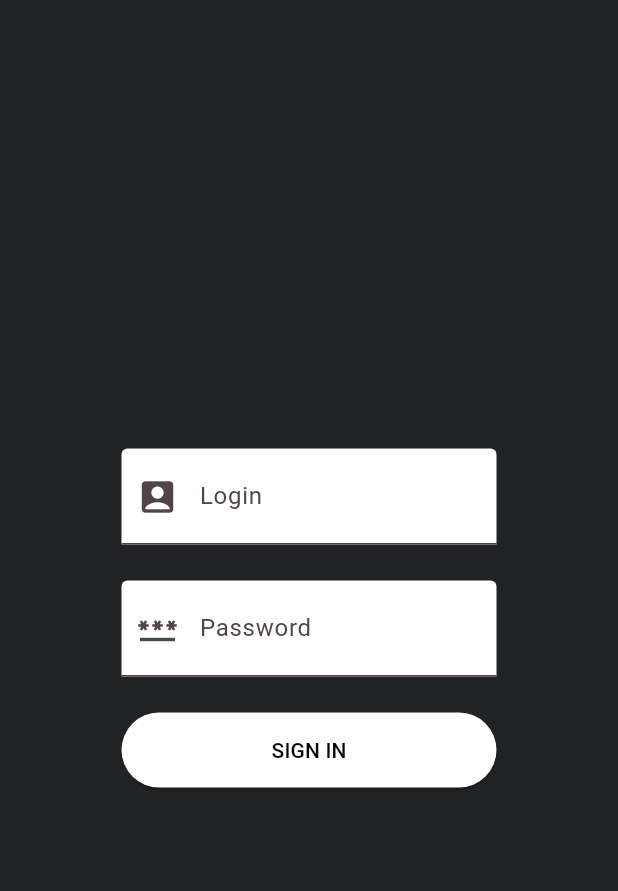
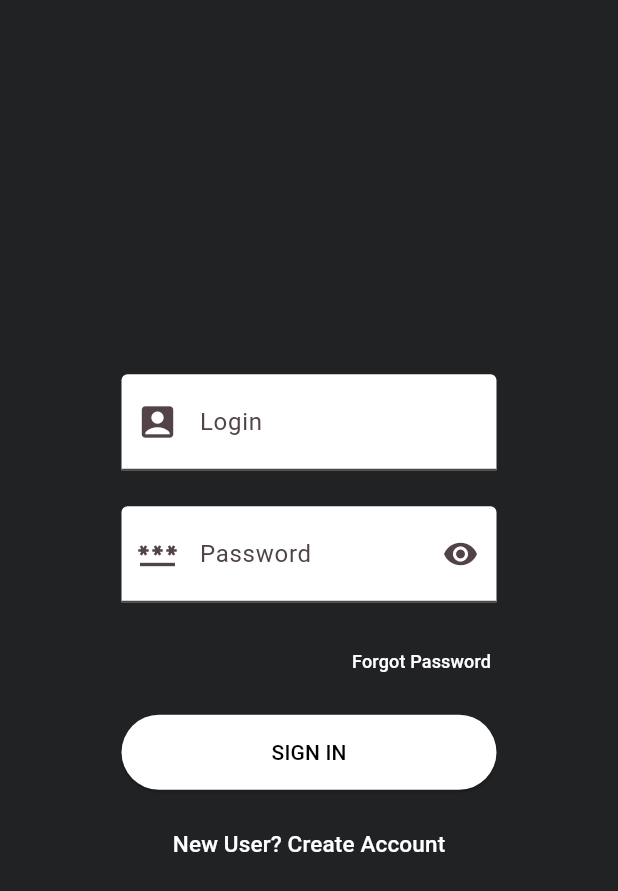
Before and after one commit to Kaban77/login_form, a Flutter app: the screen it shows after launch, on a phone screen of 412 x 824 dp. Shown: the top 891 px of the screen. Run offline on Flutter 3.47's test engine with Material 3 defaults, Android fonts, the phone set to English and light mode, and no system bars; our stand-ins replace adaptive_theme; generated files the repository leaves out were written again.

Commit message:
additional buttons

```diff
--- a/lib/l10n/intl_en.arb
+++ b/lib/l10n/intl_en.arb
@@ -5,5 +5,7 @@
     "success":"Success",
     "fillLogin":"Please enter your login",
     "fillPassword":"Please enter your password",
-    "invalidPassword":"Incorrect login or password"
+    "invalidPassword":"Incorrect login or password",
+    "forgotPassword":"Forgot Password",
+    "createAccount":"New User? Create Account"
 }
--- a/lib/l10n/intl_ru.arb
+++ b/lib/l10n/intl_ru.arb
@@ -5,5 +5,7 @@
     "success":"Успешно",
     "fillLogin":"Пожалуйста, укажите логин",
     "fillPassword":"Пожалуйста, укажите пароль",
-    "invalidPassword":"Неверный логин или пароль"
+    "invalidPassword":"Неверный логин или пароль",
+    "forgotPassword":"Забыл пароль",
+    "createAccount":"Создать аккаунт"
 }
--- a/lib/pages/login.dart
+++ b/lib/pages/login.dart
@@ -10,6 +10,8 @@ class MyHomePage extends StatefulWidget {
 }
 
 class _MyHomePageState extends State<MyHomePage> {
+
+  bool _passToggle = true;
 
   final loginController = TextEditingController();
   final passwordController = TextEditingController();
@@ -69,6 +71,7 @@ class _MyHomePageState extends State<MyHomePage> {
                     child: SizedBox(
                       width: 250.0,
                       child: TextFormField(
+                        obscureText: _passToggle,
                         controller: passwordController,
                         validator: (value) {
                           if (value == null || value.isEmpty) {
@@ -84,15 +87,33 @@ class _MyHomePageState extends State<MyHomePage> {
                               Icons.password_sharp,
                               size: 28.0,
                           ),
+                          suffixIcon: InkWell(
+                            onTap: () {
+                              setState(() {
+                              _passToggle = !_passToggle;
+                            });
+                          },
+                          child: Icon(
+                          _passToggle ? Icons.visibility : Icons.visibility_off),
+                          ),
                           focusedBorder: OutlineInputBorder(
                             borderSide: BorderSide(color: Theme.of(context).focusColor),
                           ),
                           contentPadding: const EdgeInsets.all(20.0),
                         ),
-                        obscureText: true,
                         enableSuggestions: false,
                         autocorrect: false,
                         style: TextStyle(color: Theme.of(context).hintColor),
+                      ),
+                    ),
+                  ),
+                  Padding(
+                    padding: const EdgeInsets.fromLTRB(150, 3, 0, 0),
+                    child: TextButton(
+                    onPressed: () {},
+                      child: Text(
+                        AppLocalizations.of(context).forgotPassword,
+                        style: TextStyle(color: Theme.of(context).primaryColor, fontSize: 12),
                       ),
                     ),
                   ),
@@ -110,6 +131,13 @@ class _MyHomePageState extends State<MyHomePage> {
                       ),
                     ),
                   ),
+                  TextButton(
+                    onPressed: () {},
+                    child: Text(
+                      AppLocalizations.of(context).createAccount,
+                      style: TextStyle(color: Theme.of(context).primaryColor, fontSize: 15),
+                    ),
+                  )
                 ]
               ),
             ),
```
